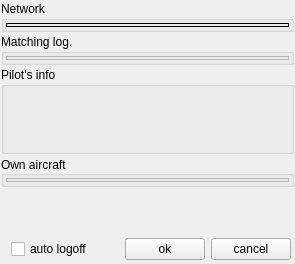
Old version of the form src/blackgui/components/loginadvcomponent.ui in the repository swift-project/pilotclient.
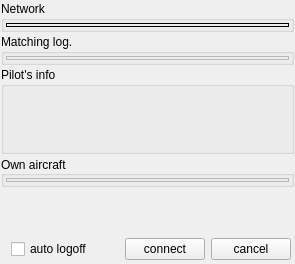
New version of the form. Custom widgets are drawn as their Qt base class.

Commit message: Ref T659, renamed buttons and use "alwaysOverride" function

What changed in the file:
```diff
--- a/src/blackgui/components/loginadvcomponent.ui
+++ b/src/blackgui/components/loginadvcomponent.ui
@@ -219,7 +219,7 @@
       <item row="1" column="2">
        <widget class="QPushButton" name="pb_Ok">
         <property name="text">
-         <string>ok</string>
+         <string>connect</string>
         </property>
        </widget>
       </item>
```
Left out of the diff: 4 changed lines with no effect on the pictures. The commit also changes 2 other files.
